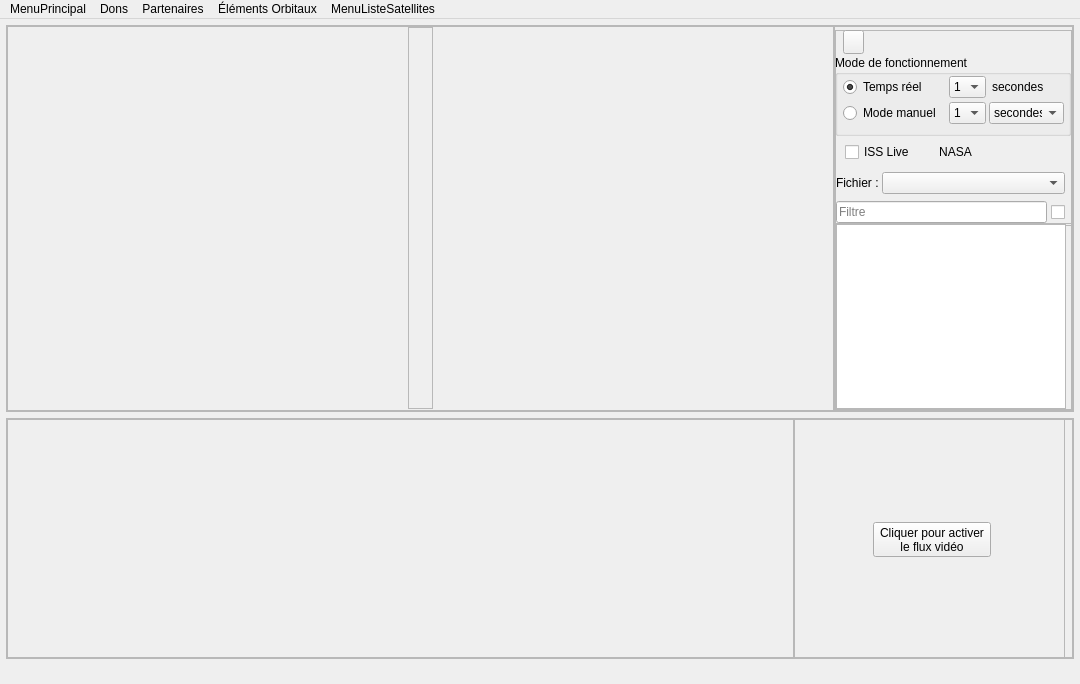
This is src/interface/previsat.ui in mconsidine/previsat_archive as Qt 5 draws it before an edit. The edited form follows.
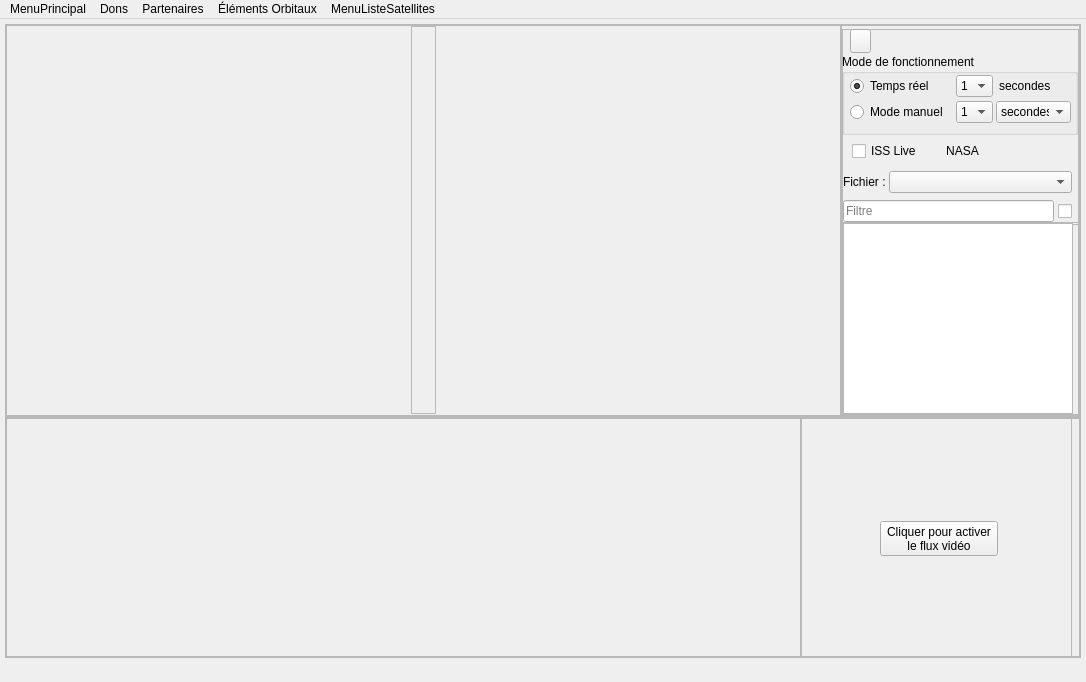
This is the edited form. Icons and pictures are not drawn.

```diff
--- a/src/interface/previsat.ui
+++ b/src/interface/previsat.ui
@@ -6,44 +6,74 @@
    <rect>
     <x>0</x>
     <y>0</y>
-    <width>1080</width>
-    <height>684</height>
+    <width>1086</width>
+    <height>682</height>
    </rect>
   </property>
   <property name="minimumSize">
    <size>
-    <width>1080</width>
-    <height>684</height>
+    <width>1086</width>
+    <height>682</height>
    </size>
   </property>
   <property name="windowTitle">
-   <string notr="true">PreviSat</string>
-  </property>
-  <property name="toolTip">
-   <string notr="true"/>
-  </property>
-  <property name="autoFillBackground">
-   <bool>true</bool>
+   <string notr="true">PreviSat 7.0</string>
   </property>
   <widget class="QWidget" name="centralwidget">
-   <property name="autoFillBackground">
+   <layout class="QVBoxLayout" name="verticalLayout_3">
+    <property name="spacing">
+     <number>0</number>
+    </property>
+    <property name="leftMargin">
+     <number>0</number>
+    </property>
+    <property name="topMargin">
+     <number>0</number>
+    </property>
+    <property name="rightMargin">
+     <number>0</number>
+    </property>
+    <property name="bottomMargin">
+     <number>0</number>
+    </property>
+    <item>
+     <widget class="QScrollArea" name="scrollArea">
+      <property name="frameShape">
+       <enum>QFrame::NoFrame</enum>
+      </property>
+      <property name="frameShadow">
+       <enum>QFrame::Plain</enum>
+      </property>
+      <property name="lineWidth">
+       <number>0</number>
+      </property>
+      <property name="widgetResizable">
     <bool>true</bool>
    </property>
-   <layout class="QVBoxLayout" name="layoutFenetre">
+      <widget class="QWidget" name="scrollAreaWidgetContents">
+       <property name="geometry">
+        <rect>
+         <x>0</x>
+         <y>0</y>
+         <width>1086</width>
+         <height>639</height>
+        </rect>
+       </property>
+       <layout class="QVBoxLayout" name="verticalLayout_4">
     <property name="spacing">
-     <number>6</number>
+         <number>0</number>
     </property>
     <property name="leftMargin">
-     <number>6</number>
+         <number>5</number>
     </property>
     <property name="topMargin">
-     <number>6</number>
+         <number>5</number>
     </property>
     <property name="rightMargin">
-     <number>6</number>
+         <number>5</number>
     </property>
     <property name="bottomMargin">
-     <number>6</number>
+         <number>5</number>
     </property>
     <item>
      <widget class="QFrame" name="frameCarteListe">
@@ -53,7 +83,7 @@
       <property name="frameShadow">
        <enum>QFrame::Raised</enum>
       </property>
-      <layout class="QHBoxLayout" name="horizontalLayout">
+          <layout class="QHBoxLayout" name="horizontalLayout_2">
        <property name="spacing">
         <number>0</number>
        </property>
@@ -737,7 +767,7 @@
       <property name="frameShadow">
        <enum>QFrame::Raised</enum>
       </property>
-      <layout class="QHBoxLayout" name="horizontalLayout_2">
+          <layout class="QHBoxLayout" name="horizontalLayout_5">
        <property name="spacing">
         <number>0</number>
        </property>
@@ -824,7 +854,7 @@
              <property name="frameShadow">
               <enum>QFrame::Raised</enum>
              </property>
-             <layout class="QHBoxLayout" name="horizontalLayout_5">
+                 <layout class="QHBoxLayout" name="horizontalLayout_6">
               <property name="spacing">
                <number>0</number>
               </property>
@@ -876,6 +906,10 @@
     </item>
    </layout>
   </widget>
+     </widget>
+    </item>
+   </layout>
+  </widget>
   <widget class="QStatusBar" name="barreStatut">
    <property name="autoFillBackground">
     <bool>true</bool>
@@ -889,7 +923,7 @@
     <rect>
      <x>0</x>
      <y>0</y>
-     <width>1080</width>
+     <width>1086</width>
      <height>22</height>
     </rect>
    </property>
```
Left out of the diff: 2 changed lines with no effect on the pictures. Lines whose indentation alone changed are shown as unchanged.
